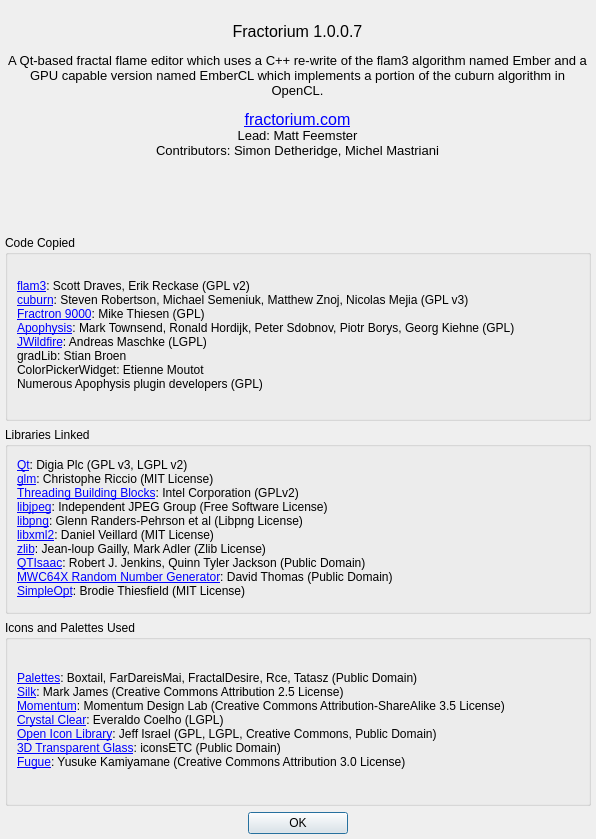
Old version of the form Source/Fractorium/AboutDialog.ui in the repository typpos/fractorium.
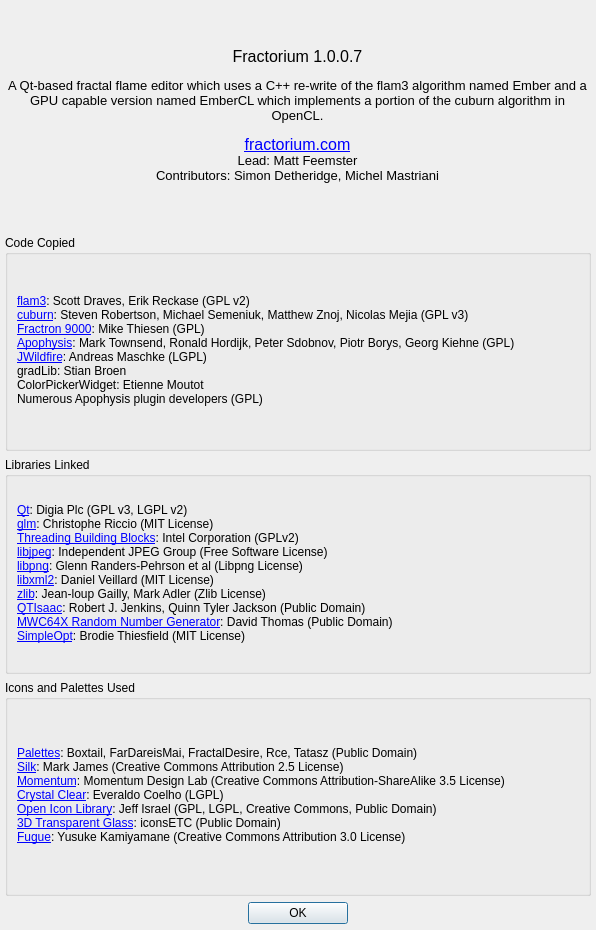
New version of the form.

```diff
--- a/Source/Fractorium/AboutDialog.ui
+++ b/Source/Fractorium/AboutDialog.ui
@@ -7,7 +7,7 @@
     <x>0</x>
     <y>0</y>
     <width>596</width>
-    <height>839</height>
+    <height>930</height>
    </rect>
   </property>
   <property name="sizePolicy">
@@ -40,7 +40,7 @@
      <x>6</x>
      <y>5</y>
      <width>583</width>
-     <height>170</height>
+     <height>221</height>
     </rect>
    </property>
    <property name="sizePolicy">
@@ -88,7 +88,7 @@
      <x>5</x>
      <y>235</y>
      <width>586</width>
-     <height>571</height>
+     <height>661</height>
     </rect>
    </property>
    <layout class="QVBoxLayout" name="AboutVerticalLayout">
@@ -257,9 +257,9 @@
    <property name="geometry">
     <rect>
      <x>5</x>
-     <y>810</y>
+     <y>898</y>
      <width>586</width>
-     <height>27</height>
+     <height>30</height>
     </rect>
    </property>
    <layout class="QGridLayout" name="AboutOkGridLayout" rowminimumheight="0">
```
